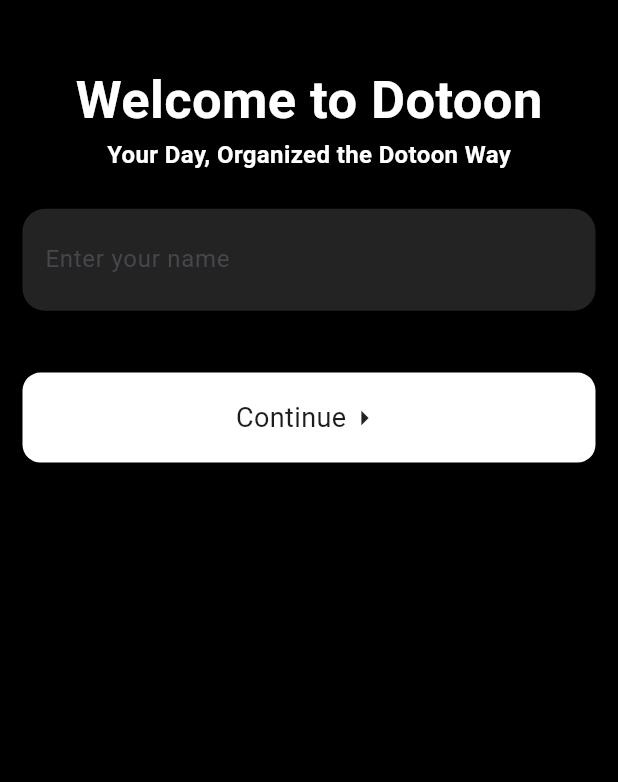
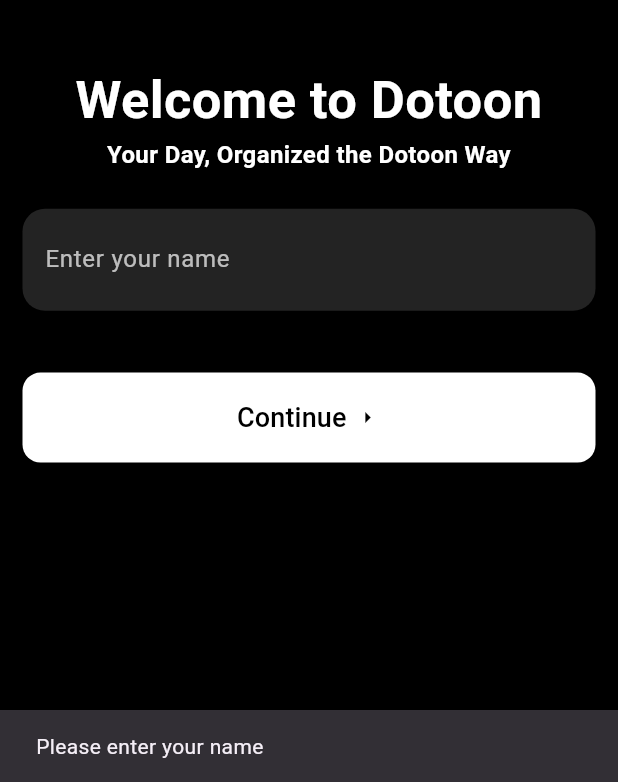
Before and after one commit to mayurpawar17/dotoon-todo-app, a Flutter app: the screen it shows after launch, after a tap on "Continue", on a phone screen of 412 x 824 dp, the part 454-1236 px from its top. Run offline on Flutter 3.47's test engine with Material 3 defaults, Android fonts, the phone set to English and light mode, and no system bars; our stand-ins replace flutter_svg, google_fonts, shared_preferences.

Commit message:
ui fix welcome screen

```diff
--- a/lib/screens/welcomeScreen.dart
+++ b/lib/screens/welcomeScreen.dart
@@ -13,21 +13,47 @@ class WelcomeScreen extends StatefulWidget {
 }
 
 class _WelcomeScreenState extends State<WelcomeScreen> {
-  Future<void> saveUsername(String name) async {
-    final pref = await SharedPreferences.getInstance();
-    await pref.setString('USERNAME', name);
+  final TextEditingController _usernameController = TextEditingController();
+
+  // Save username to SharedPreferences asynchronously
+  Future<void> _saveUsername(String name) async {
+    final prefs = await SharedPreferences.getInstance();
+    await prefs.setString('USERNAME', name);
   }
 
-  final TextEditingController _usernameController = TextEditingController();
+  // Dispose controller to avoid memory leaks
+  @override
+  void dispose() {
+    _usernameController.dispose();
+    super.dispose();
+  }
+
+  // Helper function for navigation with fade transition
+  void _navigateToTodoScreen() {
+    Navigator.of(context).push(
+      PageRouteBuilder(
+        transitionDuration: const Duration(milliseconds: 150),
+        transitionsBuilder: (context, animation, _, child) {
+          return FadeTransition(opacity: animation, child: child);
+        },
+        pageBuilder: (context, _, __) => const TodoScreen(),
+      ),
+    );
+  }
 
   @override
   Widget build(BuildContext context) {
+    // Use MediaQuery only once for spacing constants
+    final mediaHeight = MediaQuery.of(context).size.height;
+
     return Scaffold(
       backgroundColor: Colors.black,
       body: SafeArea(
         child: Padding(
           padding: const EdgeInsets.all(15),
           child: Center(
+            child: SingleChildScrollView(
+              // Wrap Column with SingleChildScrollView for smaller screens
               child: Column(
                 mainAxisAlignment: MainAxisAlignment.center,
                 children: [
@@ -36,77 +62,74 @@ class _WelcomeScreenState extends State<WelcomeScreen> {
                     width: 90,
                     height: 90,
                   ),
+                  SizedBox(height: mediaHeight * 0.05),
 
-                // LogoWidget(),
-                SizedBox(height: MediaQuery.of(context).size.height * 0.05),
                   Text(
                     'Welcome to Dotoon',
-                  style: TextStyle(
+                    style: const TextStyle(
                       color: whiteColor,
                       fontWeight: FontWeight.bold,
                       fontSize: 35,
                     ),
+                    textAlign: TextAlign.center,
                   ),
                   Text(
                     'Your Day, Organized the Dotoon Way',
-                  style: TextStyle(
+                    style: const TextStyle(
                       color: whiteColor,
                       fontWeight: FontWeight.bold,
                       fontSize: 16,
                     ),
+                    textAlign: TextAlign.center,
                   ),
-                SizedBox(height: MediaQuery.of(context).size.height * 0.03),
+                  SizedBox(height: mediaHeight * 0.03),
 
+                  // Username input field container
                   Container(
-                  padding: EdgeInsets.symmetric(vertical: 10, horizontal: 15),
+                    padding: const EdgeInsets.symmetric(
+                      vertical: 10,
+                      horizontal: 15,
+                    ),
                     decoration: BoxDecoration(
                       color: todoItemCardColor,
                       borderRadius: BorderRadius.circular(15),
                     ),
                     child: TextField(
                       controller: _usernameController,
-                    style: TextStyle(color: whiteColor),
-                    decoration: InputDecoration(
+                      style: const TextStyle(color: whiteColor),
+                      decoration: const InputDecoration(
                         border: InputBorder.none,
                         hintText: 'Enter your name',
+                        hintStyle: TextStyle(color: Colors.white70),
+                      ),
+                      textInputAction: TextInputAction.done,
+                      onSubmitted: (_) => _onContinuePressed(),
                     ),
                   ),
-                ),
-                SizedBox(height: MediaQuery.of(context).size.height * 0.05),
+                  SizedBox(height: mediaHeight * 0.05),
 
-                InkWell(
-                  onTap: () async {
-                    final username = _usernameController.text.trim();
-
-                    if (username.isEmpty) return;
-
-                    await saveUsername(username); // await the storage
-                    _usernameController.clear();
-
-                    Navigator.of(context).push(
-                      PageRouteBuilder(
-                        transitionDuration: Duration(milliseconds: 150),
-                        transitionsBuilder: (context, ani, secondAni, child) {
-                          return FadeTransition(opacity: ani, child: child);
-                        },
-                        pageBuilder: (context, ani, secondAni) => TodoScreen(),
-                      ),
-                    );
-                  },
-                  child: Container(
+                  // Continue button
+                  SizedBox(
+                    width: double.infinity,
                     height: 60,
-                    decoration: BoxDecoration(
-                      color: whiteColor,
+                    child: ElevatedButton(
+                      style: ElevatedButton.styleFrom(
+                        backgroundColor: whiteColor,
+                        shape: RoundedRectangleBorder(
                           borderRadius: BorderRadius.circular(12),
                         ),
-                    child: Center(
+                      ),
+                      onPressed: _onContinuePressed,
                       child: Row(
                         mainAxisAlignment: MainAxisAlignment.center,
-                        children: [
-                          Text('Continue', style: TextStyle(fontSize: 18)),
-                          Icon(Icons.arrow_right),
+                        children: const [
+                          Text(
+                            'Continue',
+                            style: TextStyle(fontSize: 18, color: Colors.black),
+                          ),
+                          SizedBox(width: 5),
+                          Icon(Icons.arrow_right, color: Colors.black),
                         ],
-                      ),
                       ),
                     ),
                   ),
@@ -115,6 +138,26 @@ class _WelcomeScreenState extends State<WelcomeScreen> {
             ),
           ),
         ),
+      ),
     );
   }
+
+  // Method handling continue button tap
+  void _onContinuePressed() async {
+    final username = _usernameController.text.trim();
+
+    if (username.isEmpty) {
+      // Optionally inform user about invalid input
+      ScaffoldMessenger.of(
+        context,
+      ).showSnackBar(const SnackBar(content: Text('Please enter your name')));
+      return;
     }
+
+    await _saveUsername(username);
+
+    _usernameController.clear();
+
+    _navigateToTodoScreen();
+  }
+}
```
Lines whose indentation alone changed are shown as unchanged.
